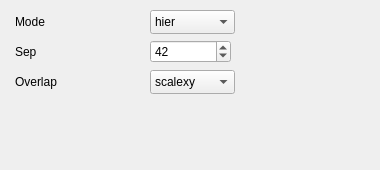
Old version of the form qrgui/umllib/layout/gvizNeatoLayoutHelperSettings.ui in the repository qreal/qreal.
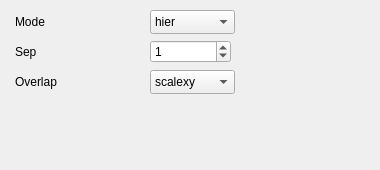
New version of the form.

Patch:
```diff
--- a/qrgui/umllib/layout/gvizNeatoLayoutHelperSettings.ui
+++ b/qrgui/umllib/layout/gvizNeatoLayoutHelperSettings.ui
@@ -74,7 +74,7 @@
     </rect>
    </property>
    <property name="value">
-    <number>42</number>
+    <number>1</number>
    </property>
   </widget>
   <widget class="QLabel" name="label_16">
```
